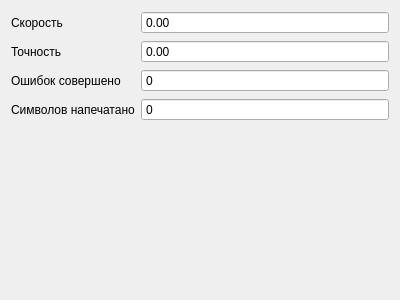
First picture: the form in ui_designer_files/statistics.ui, repository Asmodei-arch/typing-test, before the edit.
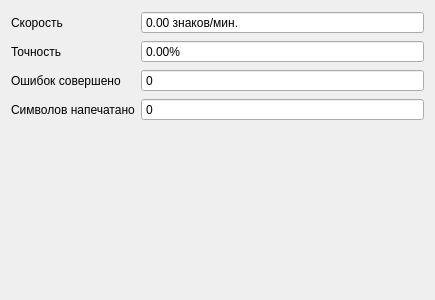
Second picture: the form after the edit.

Patch:
```diff
--- a/ui_designer_files/statistics.ui
+++ b/ui_designer_files/statistics.ui
@@ -6,7 +6,7 @@
    <rect>
     <x>0</x>
     <y>0</y>
-    <width>400</width>
+    <width>435</width>
     <height>300</height>
    </rect>
   </property>
@@ -52,6 +52,9 @@
        <property name="buttonSymbols">
         <enum>QAbstractSpinBox::NoButtons</enum>
        </property>
+       <property name="suffix">
+        <string> знаков/мин.</string>
+       </property>
        <property name="maximum">
         <double>10000.000000000000000</double>
        </property>
@@ -65,6 +68,9 @@
        <property name="buttonSymbols">
         <enum>QAbstractSpinBox::NoButtons</enum>
        </property>
+       <property name="suffix">
+        <string>%</string>
+       </property>
        <property name="maximum">
         <double>100.000000000000000</double>
        </property>
```
Left out of the diff: 2 changed lines with no effect on the pictures.
